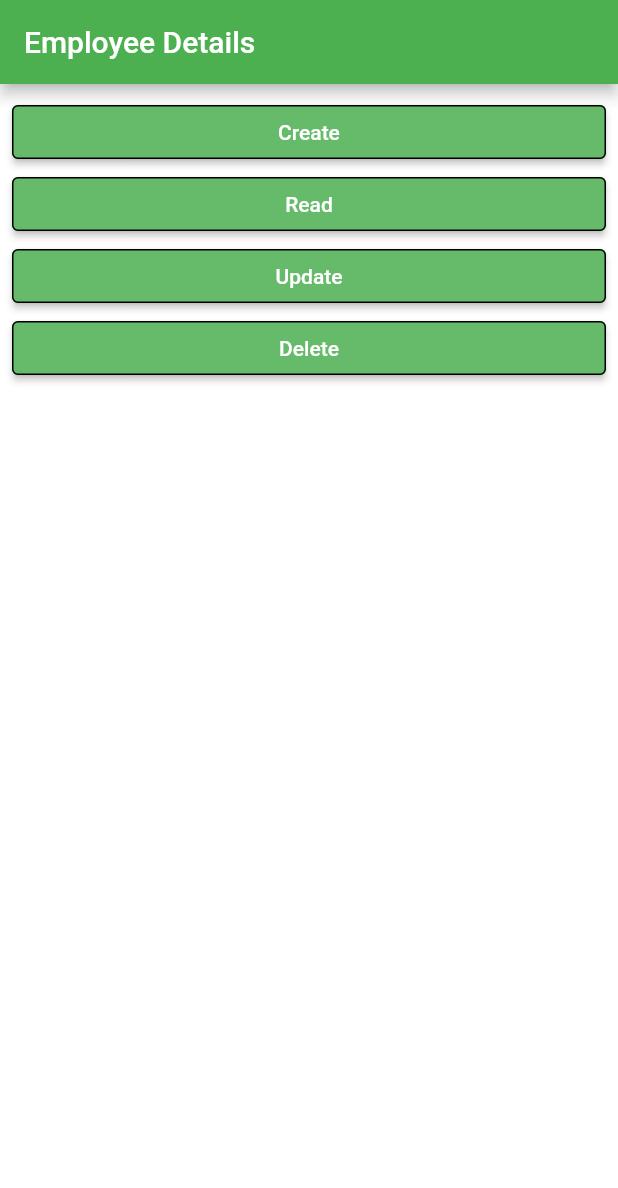
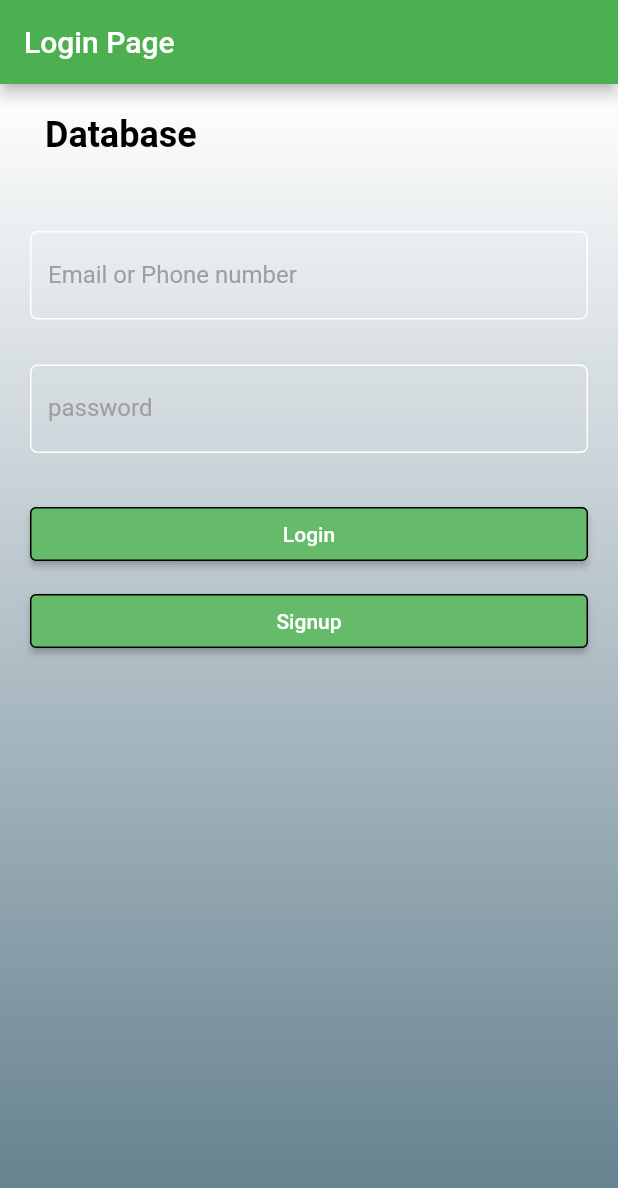
Before and after one commit to AlvynrajS/employee_database, a Flutter app: the screen it shows after launch, on a phone screen of 412 x 824 dp. Shown: the top 1188 px of the screen. Run offline on Flutter 3.47's test engine with Material 2 defaults, Android fonts, the phone set to English and light mode, and no system bars; our stand-ins replace cloud_firestore, firebase_core, firebase_database, google_fonts, shared_preferences; accounts and stored records are empty.

Commit message:
second commit

```diff
--- a/lib/delete_screen.dart
+++ b/lib/delete_screen.dart
@@ -17,7 +17,7 @@ class _DeleteScreenState extends State<DeleteScreen> {
           onPressed: () {
             final documentChange =
                 FirebaseFirestore.instance.collection("users");
-            documentChange.doc("yFv29JjZvTWZDv5NGV5O").delete();
+            documentChange.doc().delete();
             showDeleteDialoge(context);
           },
           child: const Text("Delete Data")),
--- /dev/null
+++ b/lib/login_screen.dart
@@ -0,0 +1,203 @@
+import 'dart:convert';
+import 'package:cloud_firestore/cloud_firestore.dart';
+import 'package:employee_details/create_screen.dart';
+import 'package:employee_details/read_screen.dart';
+import 'package:firebase_database/firebase_database.dart';
+import 'package:flutter/material.dart';
+import 'package:flutter/widgets.dart';
+import 'package:http/http.dart' as http;
+import 'package:shared_preferences/shared_preferences.dart';
+
+class LoginPage extends StatefulWidget {
+  const LoginPage({Key? key}) : super(key: key);
+
+  @override
+  State<LoginPage> createState() => _LoginPageState();
+}
+
+class _LoginPageState extends State<LoginPage> {
+  bool _isLoading = false;
+  final databaseReference = FirebaseDatabase.instance.ref();
+
+  // final SharedPreferences? _prefs = AppUtils.prefs;
+
+  final formKey = GlobalKey<FormState>();
+
+  @override
+  Widget build(BuildContext context) {
+    return Scaffold(
+      body: Center(
+        child: Container(
+          decoration: const BoxDecoration(
+            gradient: LinearGradient(
+                colors: [Colors.white, Colors.blueGrey],
+                begin: Alignment.topCenter,
+                end: Alignment.bottomCenter),
+          ),
+          child: _isLoading
+              ? const Center(child: CircularProgressIndicator())
+              : ListView(
+                  children: [headerSection(), textSection(), buttonSection()],
+                ),
+        ),
+      ),
+    );
+  }
+
+  Container buttonSection() {
+    return Container(
+      width: MediaQuery.of(context).size.width,
+
+      padding: const EdgeInsets.symmetric(horizontal: 20),
+      margin: const EdgeInsets.only(top: 30),
+      // decoration: BoxDecoration(color: Colors.white),
+      child: Column(
+        crossAxisAlignment: CrossAxisAlignment.center,
+        mainAxisAlignment: MainAxisAlignment.start,
+        children: [
+          ElevatedButton(
+              onPressed: () {
+                bool isValid = formKey.currentState!.validate();
+                Navigator.pushReplacement(
+                    context,
+                    MaterialPageRoute(
+                        builder: (context) => const CreateScreen()));
+                // if (isValid) {
+                //   FirebaseFirestore.instance.collection('users').add({
+                //     // "profile_pic": profile_pic.text,
+                //     "Date of Birth": password.text,
+                //     "Email": email.text,
+                //     "Phone Number": phonenumber.text,
+                //     "First Name": firstname.text,
+                //   }).then(((value) {
+                //     Navigator.of(context).push(MaterialPageRoute(
+                //         builder: (context) => EmployeeListScreen()));
+                //   }));
+
+                //   // login();
+                // } else {}
+              },
+              child:
+                  const Text("Login", style: TextStyle(color: Colors.white))),
+          const SizedBox(height: 10.0),
+          ElevatedButton(
+              onPressed: () {
+                Navigator.pushReplacement(
+                    context,
+                    MaterialPageRoute(
+                        builder: (context) => const CreateScreen()));
+                // login();
+              },
+              child:
+                  const Text("Signup", style: TextStyle(color: Colors.white))),
+        ],
+      ),
+    );
+  }
+
+  Widget textSection() {
+    return Container(
+      padding: const EdgeInsets.symmetric(horizontal: 20),
+      margin: const EdgeInsets.only(top: 30),
+      // decoration: BoxDecoration(color: Colors.white),
+      child: Form(
+        key: formKey,
+        child: Column(
+          children: [
+            buildTextFormField("Email or Phone number", emailcontroller),
+            const SizedBox(height: 30),
+            buildTextFormField("password", passwordcontroller)
+          ],
+        ),
+      ),
+    );
+  }
+
+  TextEditingController emailcontroller = TextEditingController();
+  TextEditingController passwordcontroller = TextEditingController();
+  TextEditingController firstname = TextEditingController();
+  TextEditingController password = TextEditingController();
+  // TextEditingController profile_pic = TextEditingController();
+  TextEditingController phonenumber = TextEditingController();
+  TextEditingController email = TextEditingController();
+
+  TextFormField buildTextFormField(
+      String hint, TextEditingController controller) {
+    return TextFormField(
+      controller: controller,
+      validator: (value) {
+        if (value != null && value.isNotEmpty) {
+          return null;
+        } else {
+          return "Textfield can't be empty";
+        }
+      },
+      decoration: InputDecoration(
+          hintText: hint,
+          border: const OutlineInputBorder(),
+          labelText: hint,
+          enabledBorder: OutlineInputBorder(
+              borderRadius: BorderRadius.circular(5.0),
+              borderSide: BorderSide(color: Colors.white)),
+          fillColor: Colors.white),
+    );
+  }
+
+  Container headerSection() {
+    return Container(
+      padding: const EdgeInsets.symmetric(vertical: 20, horizontal: 30),
+      child: const Text("Database",
+          style: TextStyle(
+              color: Colors.black, fontWeight: FontWeight.w700, fontSize: 24)),
+    );
+  }
+
+  // Future<Future<Object?>> login() async {
+  //   if (emailcontroller.text == "Admin" && passwordcontroller.text == "0000") {
+  //     return Navigator.push(context,
+  //         MaterialPageRoute(builder: (context) => const EmployeeListScreen()));
+  //   } else {
+  //     ScaffoldMessenger.of(context).showSnackBar(
+  //         const SnackBar(content: Text("Data Not Found. Please sigup")));
+  //     Navigator.push(context,
+  //         MaterialPageRoute(builder: (context) => const CreateScreen()));
+}
+
+    // if (emailcontroller.text.isNotEmpty && passwordcontroller.text.isNotEmpty) {
+    //   var response = await http.post(Uri.parse("").replace(queryParameters: {
+    //     'email (or) phone': emailcontroller.text.trim(),
+    //     'password': passwordcontroller.text.trim()
+    //   }));
+    // if (response.statusCode == 200) {
+    //   Map<String, dynamic> jsonData = jsonDecode(response.body);
+
+    // LoginResponse loginResponse = LoginResponse.fromJson(jsonData);
+
+    // if (loginResponse.error == "000") {
+    //   final preference = await _prefs;
+
+    //   preference!.setString("id", loginResponse.data?.id ?? '');
+
+    // Navigator.pushReplacement(context,
+    //     MaterialPageRoute(builder: (context) => const CreateScreen()));
+    // } else {
+    //   ScaffoldMessenger.of(context)
+    //       .showSnackBar(const SnackBar(content: Text("Data Not Found")));
+    // }
+    // }
+    // if (response.statusCode == 001) {
+    //   ScaffoldMessenger.of(context)
+    //       .showSnackBar(const SnackBar(content: Text("Data Not Found")));
+    // }
+    // }
+  // }
+  // Future<bool> doesNameAlreadyExist(String name) async {
+  // final QuerySnapshot result = await Firestore.instance
+  //   .collection('company')
+  //   .where('name', isEqualTo: name)
+  //   .limit(1)
+  //   .getDocuments();
+  // final List<DocumentSnapshot> documents = result.documents;
+  // return documents.length == 1;
+// }
+// }
--- a/lib/main.dart
+++ b/lib/main.dart
@@ -1,5 +1,6 @@
 import 'package:employee_details/create_screen.dart';
 import 'package:employee_details/delete_screen.dart';
+import 'package:employee_details/login_screen.dart';
 import 'package:employee_details/read_screen.dart';
 import 'package:employee_details/real_time_firabase_data.dart';
 import 'package:employee_details/update_screen.dart';
@@ -23,7 +24,7 @@ class MyApp extends StatelessWidget {
   @override
   Widget build(BuildContext context) {
     return MaterialApp(
-      title: 'Employee  Details' ,
+      title: 'Employee  Details',
       theme: ThemeData(
           scaffoldBackgroundColor: Colors.white,
           primarySwatch: Colors.green,
@@ -34,15 +35,13 @@ class MyApp extends StatelessWidget {
                   fixedSize: const Size.fromWidth(500.0),
                   primary: Colors.green.shade400,
                   side: const BorderSide(color: Colors.black, width: 1.0)))),
-      home: const MyHomePage(title: 'Employee Details'),
+      home: const MyHomePage(),
     );
   }
 }
 
 class MyHomePage extends StatefulWidget {
-  const MyHomePage({Key? key, required this.title}) : super(key: key);
-
-  final String title;
+  const MyHomePage({Key? key}) : super(key: key);
 
   @override
   State<MyHomePage> createState() => _MyHomePageState();
@@ -51,34 +50,34 @@ class MyHomePage extends StatefulWidget {
 class _MyHomePageState extends State<MyHomePage> {
   @override
   Widget build(BuildContext context) {
-    return Scaffold(
-      appBar: AppBar(title: Text(widget.title)),
-      body: Padding(
-        padding: const EdgeInsets.all(8.0),
-        child: Column(
-          crossAxisAlignment: CrossAxisAlignment.stretch,
-          children: [
-            _buildButtons("Create", const CreateScreen()),
-            _buildButtons("Read", const EmployeeListScreen()),
-            _buildButtons("Update", const UpdateScreen()),
-            _buildButtons("Delete", const DeleteScreen()),
-            // _buildButtons("RealTimeDataBase", const FireBaseRealTimeData())
-          ],
-        ),
-      ),
-    );
+    return Scaffold(appBar: AppBar(title: Text("Login Page")), body: LoginPage()
+
+        // Padding(
+        //   padding: const EdgeInsets.all(8.0),
+        //   child: Column(
+        //     crossAxisAlignment: CrossAxisAlignment.stretch,
+        //     children: [
+        //       _buildButtons("Create", const CreateScreen()),
+        //       _buildButtons("Read", const EmployeeListScreen()),
+        //       _buildButtons("Update", const UpdateScreen()),
+        //       _buildButtons("Delete", const DeleteScreen()),
+        //       // _buildButtons("RealTimeDataBase", const FireBaseRealTimeData())
+        //     ],
+        //   ),
+        // ),
+        );
   }
 
-  Widget _buildButtons(String title, dynamic screen) {
-    return Center(
-        child: ElevatedButton(
-            style: ButtonStyle(),
-            onPressed: () {
-              Navigator.of(context)
-                  .push(MaterialPageRoute(builder: (context) => screen
-                      //  const create_screen(),
-                      ));
-            },
-            child: Text(title)));
-  }
+  // Widget _buildButtons(String title, dynamic screen) {
+  //   return Center(
+  //       child: ElevatedButton(
+  //           style: ButtonStyle(),
+  //           onPressed: () {
+  //             Navigator.of(context)
+  //                 .push(MaterialPageRoute(builder: (context) => screen
+  //                     //  const create_screen(),
+  //                     ));
+  //           },
+  //           child: Text(title)));
+  // }
 }
--- a/pubspec.yaml
+++ b/pubspec.yaml
@@ -38,6 +38,7 @@ dependencies:
   firebase_database: ^9.0.15
   firebase_core: ^1.17.1
   cloud_firestore: ^3.1.17
+  shared_preferences: ^2.0.15
 
 dev_dependencies:
   flutter_test:
```
Also changed, not shown: lib/create_screen.dart (+24 -30 lines), lib/read_screen.dart (+15 -4 lines), lib/update_screen.dart (+16 -17 lines), pubspec.lock.
